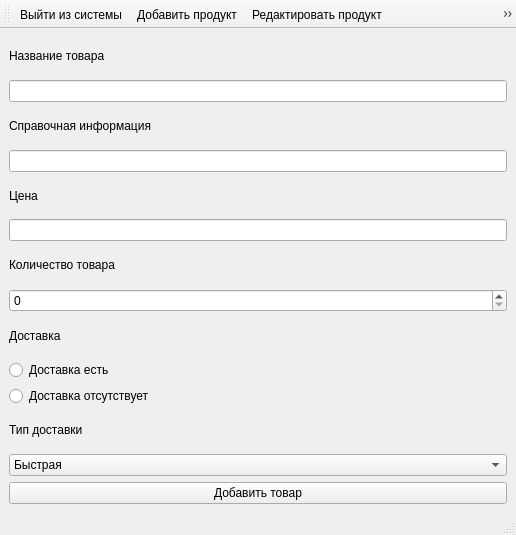
Qt form Source/MDKP/workeradddelivery.ui (striction10/MDKP) before a commit.
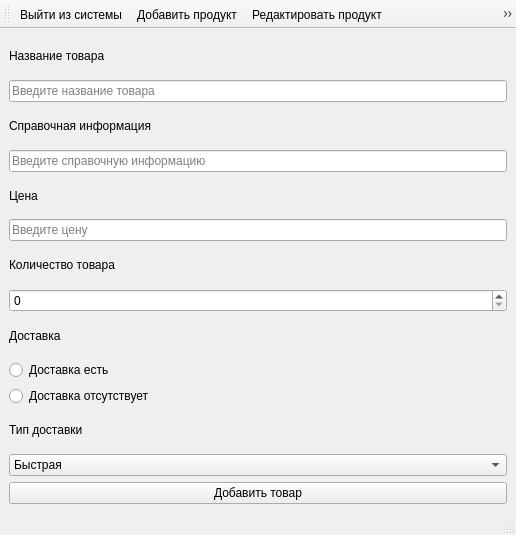
The same form after that commit.

```diff
--- a/Source/MDKP/workeradddelivery.ui
+++ b/Source/MDKP/workeradddelivery.ui
@@ -31,7 +31,11 @@
        </widget>
       </item>
       <item>
-       <widget class="QLineEdit" name="lineEditName"/>
+       <widget class="QLineEdit" name="lineEditName">
+        <property name="placeholderText">
+         <string>Введите название товара</string>
+        </property>
+       </widget>
       </item>
       <item>
        <widget class="QLabel" name="label_2">
@@ -41,7 +45,11 @@
        </widget>
       </item>
       <item>
-       <widget class="QLineEdit" name="lineEditInfo"/>
+       <widget class="QLineEdit" name="lineEditInfo">
+        <property name="placeholderText">
+         <string>Введите справочную информацию</string>
+        </property>
+       </widget>
       </item>
       <item>
        <widget class="QLabel" name="label_5">
@@ -51,7 +59,11 @@
        </widget>
       </item>
       <item>
-       <widget class="QLineEdit" name="lineEditPrice"/>
+       <widget class="QLineEdit" name="lineEditPrice">
+        <property name="placeholderText">
+         <string>Введите цену</string>
+        </property>
+       </widget>
       </item>
       <item>
        <widget class="QLabel" name="label_6">
```
